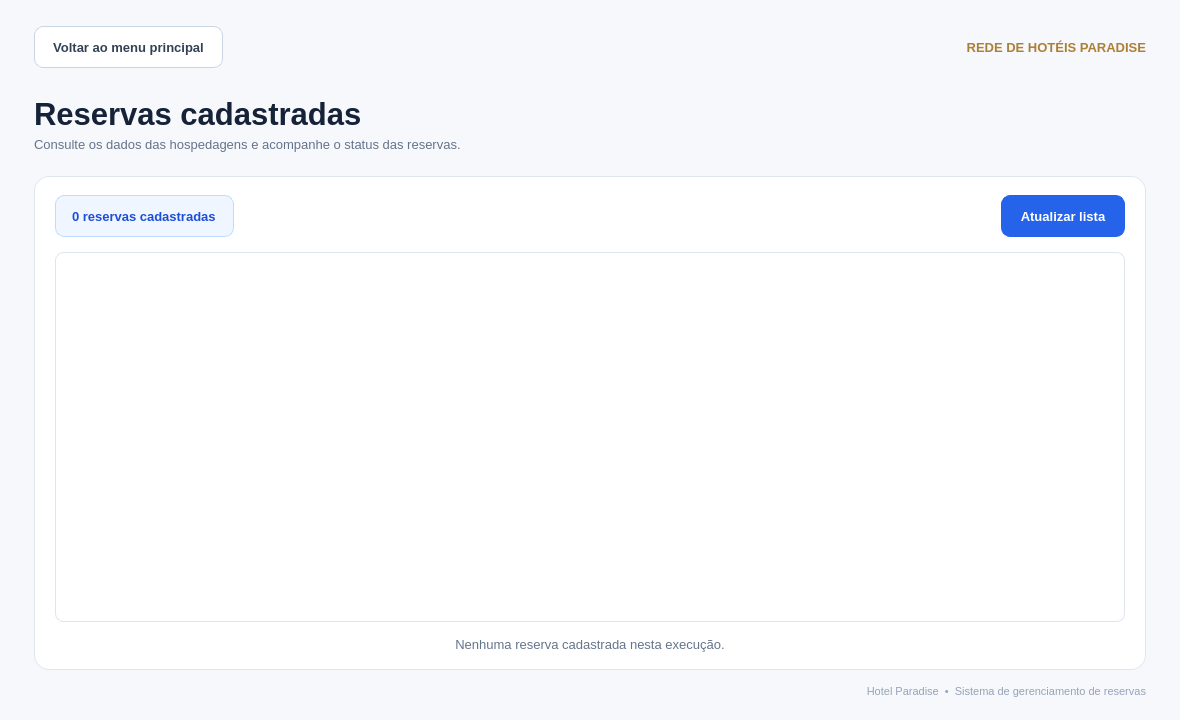
Before: the Qt Designer form telalistagem.ui in JairCosta00/Sistema-de-Reservas-Rede-de-Hot-is-Paradise, drawn with Qt 5.
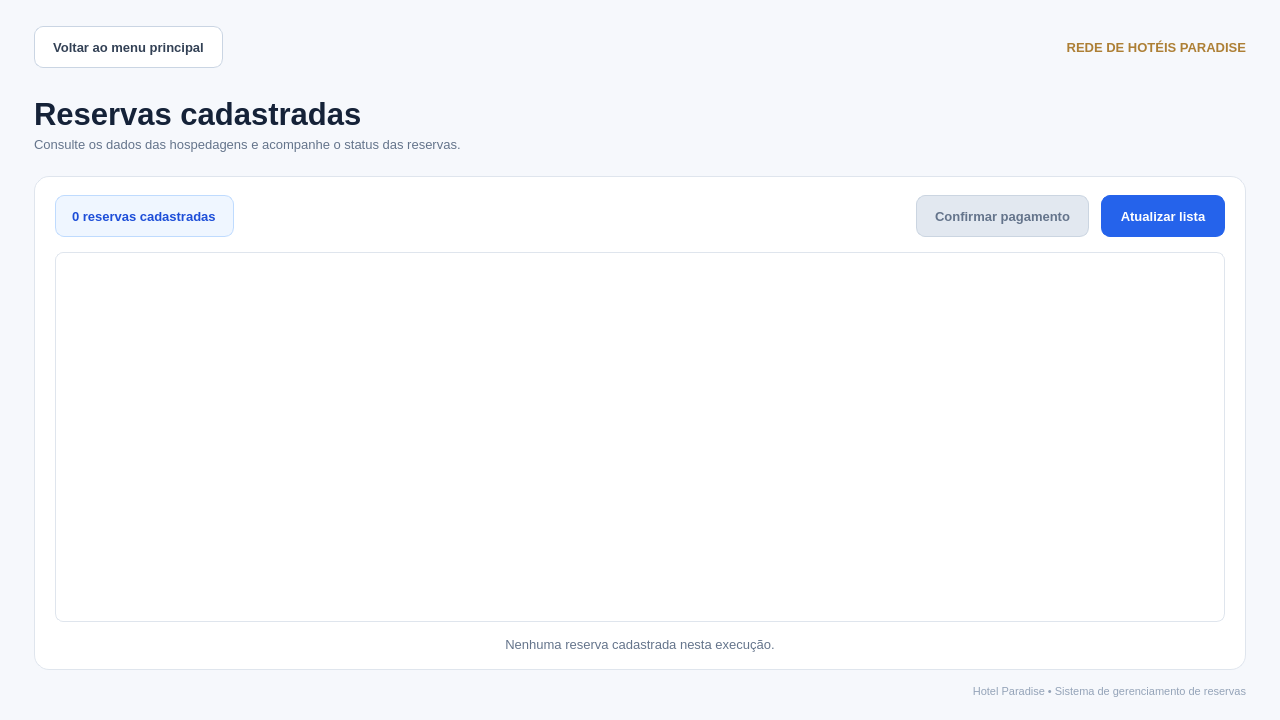
After: the same form once the commit is applied.

Commit message: implementa controle de pagamentos, status de reservas e cancelamento automático de conflitos

Patch:
```diff
--- a/telalistagem.ui
+++ b/telalistagem.ui
@@ -6,7 +6,7 @@
    <rect>
     <x>0</x>
     <y>0</y>
-    <width>1180</width>
+    <width>1280</width>
     <height>720</height>
    </rect>
   </property>
@@ -80,6 +80,17 @@
 }
 QPushButton#btnVoltar:hover { background-color: #EDF2F7; }
 QPushButton#btnVoltar:pressed { background-color: #E2E8F0; }
+QPushButton#btnConfirmarPagamento {
+    color: #FFFFFF;
+    background-color: #15803D;
+    border: 1px solid #15803D;
+}
+QPushButton#btnConfirmarPagamento:hover { background-color: #166534; }
+QPushButton#btnConfirmarPagamento:disabled {
+    color: #64748B;
+    background-color: #E2E8F0;
+    border: 1px solid #CBD5E1;
+}
 QPushButton#btnAtualizar {
     color: #FFFFFF;
     background-color: #2563EB;
@@ -291,6 +302,16 @@
           </property>
          </spacer>
         </item>
+        <item>
+         <widget class="QPushButton" name="btnConfirmarPagamento">
+          <property name="enabled">
+           <bool>false</bool>
+          </property>
+          <property name="text">
+           <string>Confirmar pagamento</string>
+          </property>
+         </widget>
+        </item>
         <item>
          <widget class="QPushButton" name="btnAtualizar">
           <property name="text">
@@ -346,7 +367,7 @@
       </font>
      </property>
      <property name="text">
-      <string>Hotel Paradise  •  Sistema de gerenciamento de reservas</string>
+      <string>Hotel Paradise • Sistema de gerenciamento de reservas</string>
      </property>
      <property name="alignment">
       <set>Qt::AlignmentFlag::AlignRight|Qt::AlignmentFlag::AlignTrailing|Qt::AlignmentFlag::AlignVCenter</set>
```
The commit also changes 7 other files.
